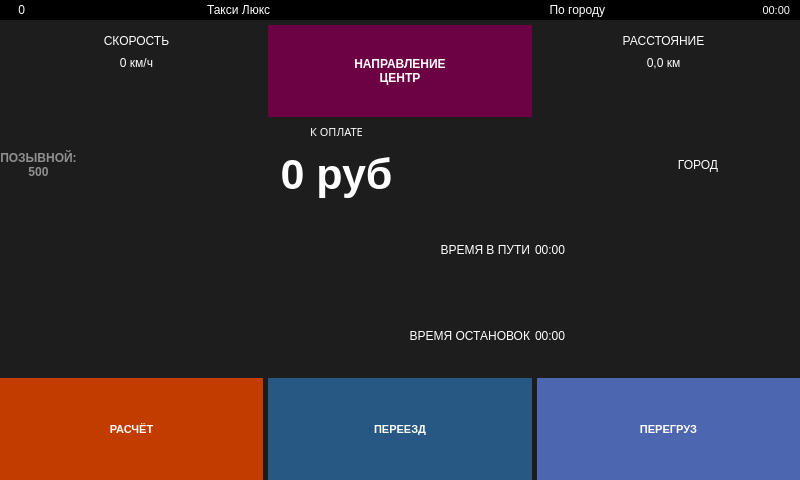
Old version of the form indigotaxi.ui in the repository koolkhel/wince-taximeter.
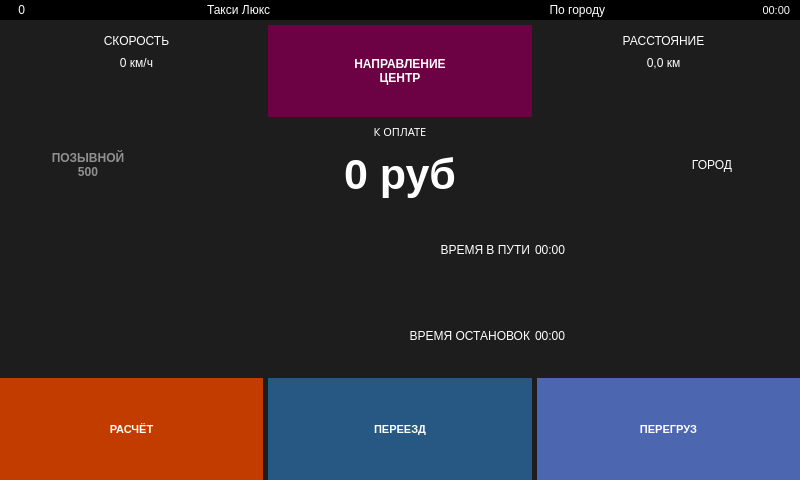
New version of the form. The open tabs and pages were chosen to show the change. Icons and pictures are not drawn.

The edit to the form file:
```diff
--- a/indigotaxi.ui
+++ b/indigotaxi.ui
@@ -1082,7 +1082,7 @@
            <number>0</number>
           </property>
           <item>
-           <layout class="QHBoxLayout" name="horizontalLayout_12" stretch="0,5,2">
+           <layout class="QHBoxLayout" name="horizontalLayout_12" stretch="2,5,2">
             <property name="spacing">
              <number>5</number>
             </property>
@@ -1095,7 +1095,7 @@
                </sizepolicy>
               </property>
               <property name="text">
-               <string>ПОЗЫВНОЙ:
+               <string>ПОЗЫВНОЙ
 500</string>
               </property>
              </widget>
```
Left out of the diff: 2 changed lines with no effect on the pictures.
